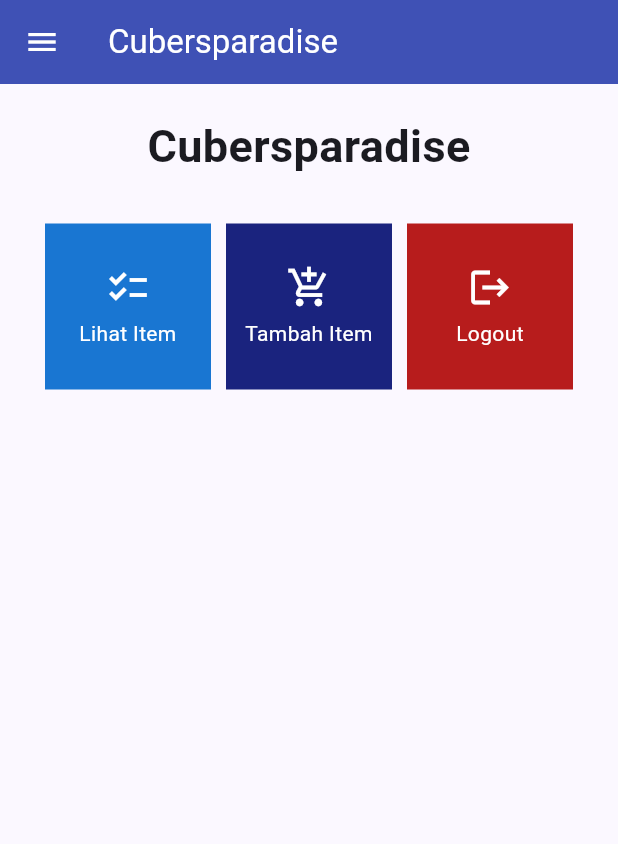
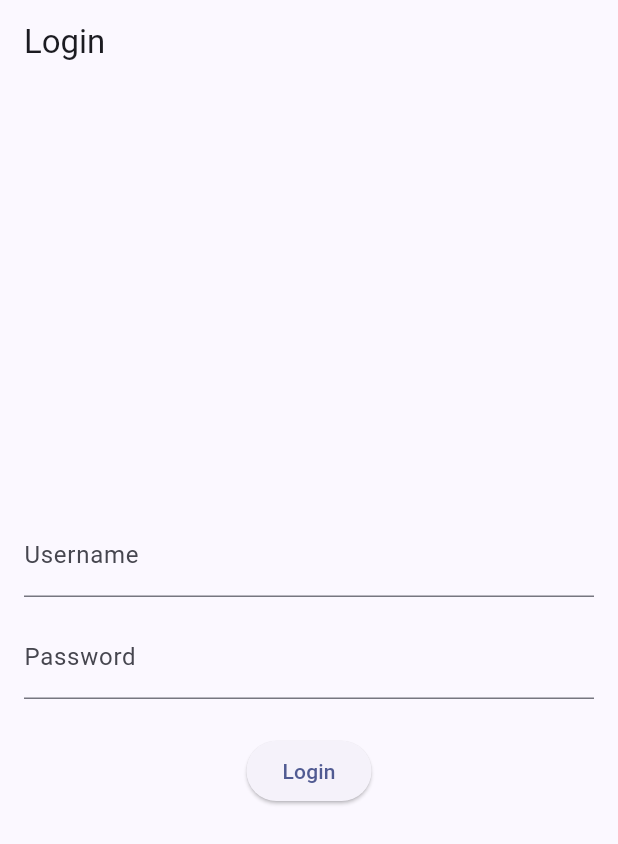
Before and after one commit to Merrick2q/cubersparadise_mobile, a Flutter app: the screen it shows after launch, on a phone screen of 412 x 824 dp. Shown: the top 844 px of the screen. Run offline on Flutter 3.47's test engine with Material 2 defaults, Android fonts, the light colour scheme and no system bars; missing offline and left inert: pbp_django_auth.

Commit message:
Tugas 9 selesai

```diff
--- a/lib/main.dart
+++ b/lib/main.dart
@@ -1,38 +1,30 @@
 import 'package:flutter/material.dart';
-import 'package:cubersparadise_mobile/screen/menu.dart';
+import 'package:cubersparadise_mobile/screen/login.dart';
+import 'package:pbp_django_auth/pbp_django_auth.dart';
+import 'package:provider/provider.dart';
 
 void main() {
   runApp(const MyApp());
 }
 
 class MyApp extends StatelessWidget {
-  const MyApp({super.key});
+    const MyApp({Key? key}) : super(key: key);
 
-  // This widget is the root of your application.
     @override
     Widget build(BuildContext context) {
-    return MaterialApp(
-      title: 'Flutter Demo',
+        return Provider(
+            create: (_) {
+                CookieRequest request = CookieRequest();
+                return request;
+            },
+            child: MaterialApp(
+                title: 'Flutter App',
                 theme: ThemeData(
-        // This is the theme of your application.
-        //
-        // TRY THIS: Try running your application with "flutter run". You'll see
-        // the application has a blue toolbar. Then, without quitting the app,
-        // try changing the seedColor in the colorScheme below to Colors.green
-        // and then invoke "hot reload" (save your changes or press the "hot
-        // reload" button in a Flutter-supported IDE, or press "r" if you used
-        // the command line to start the app).
-        //
-        // Notice that the counter didn't reset back to zero; the application
-        // state is not lost during the reload. To reset the state, use hot
-        // restart instead.
-        //
-        // This works for code too, not just values: Most code changes can be
-        // tested with just a hot reload.
                     colorScheme: ColorScheme.fromSeed(seedColor: Colors.indigo),
                     useMaterial3: true,
                 ),
-      home: MyHomePage(),
+                home: LoginPage()
+            ),
         );
     }
 }
--- /dev/null
+++ b/lib/screen/login.dart
@@ -0,0 +1,113 @@
+import 'package:cubersparadise_mobile/screen/menu.dart';
+import 'package:flutter/material.dart';
+import 'package:pbp_django_auth/pbp_django_auth.dart';
+import 'package:provider/provider.dart';
+
+void main() {
+    runApp(const LoginApp());
+}
+
+class LoginApp extends StatelessWidget {
+const LoginApp({super.key});
+
+@override
+Widget build(BuildContext context) {
+    return MaterialApp(
+        title: 'Login',
+        theme: ThemeData(
+            primarySwatch: Colors.blue,
+    ),
+    home: const LoginPage(),
+    );
+    }
+}
+
+class LoginPage extends StatefulWidget {
+    const LoginPage({super.key});
+
+    @override
+    _LoginPageState createState() => _LoginPageState();
+}
+
+class _LoginPageState extends State<LoginPage> {
+    final TextEditingController _usernameController = TextEditingController();
+    final TextEditingController _passwordController = TextEditingController();
+
+    @override
+    Widget build(BuildContext context) {
+        final request = context.watch<CookieRequest>();
+        return Scaffold(
+            appBar: AppBar(
+                title: const Text('Login'),
+            ),
+            body: Container(
+                padding: const EdgeInsets.all(16.0),
+                child: Column(
+                    mainAxisAlignment: MainAxisAlignment.center,
+                    children: [
+                        TextField(
+                            controller: _usernameController,
+                            decoration: const InputDecoration(
+                                labelText: 'Username',
+                            ),
+                        ),
+                        const SizedBox(height: 12.0),
+                        TextField(
+                            controller: _passwordController,
+                            decoration: const InputDecoration(
+                                labelText: 'Password',
+                            ),
+                            obscureText: true,
+                        ),
+                        const SizedBox(height: 24.0),
+                        ElevatedButton(
+                            onPressed: () async {
+                                String username = _usernameController.text;
+                                String password = _passwordController.text;
+
+                                // Cek kredensial
+                                // Untuk menyambungkan Android emulator dengan Django pada localhost,
+                                // gunakan URL http://10.0.2.2/
+                                final response = await request.login("http://localhost:8000/auth/login/", {
+                                'username': username,
+                                'password': password,
+                                });
+
+                                if (request.loggedIn) {
+                                    String message = response['message'];
+                                    String uname = response['username'];
+                                    Navigator.pushReplacement(
+                                        context,
+                                        MaterialPageRoute(builder: (context) => MyHomePage()),
+                                    );
+                                    ScaffoldMessenger.of(context)
+                                        ..hideCurrentSnackBar()
+                                        ..showSnackBar(
+                                            SnackBar(content: Text("$message Selamat datang, $uname.")));
+                                    } else {
+                                    showDialog(
+                                        context: context,
+                                        builder: (context) => AlertDialog(
+                                            title: const Text('Login Gagal'),
+                                            content:
+                                                Text(response['message']),
+                                            actions: [
+                                                TextButton(
+                                                    child: const Text('OK'),
+                                                    onPressed: () {
+                                                        Navigator.pop(context);
+                                                    },
+                                                ),
+                                            ],
+                                        ),
+                                    );
+                                }
+                            },
+                            child: const Text('Login'),
+                        ),
+                    ],
+                ),
+            ),
+        );
+    }
+}
--- a/lib/screen/menu.dart
+++ b/lib/screen/menu.dart
@@ -1,6 +1,7 @@
 import 'package:flutter/material.dart';
+// Impor drawer widget
+import 'package:cubersparadise_mobile/widgets/left_drawer.dart';
 import 'package:cubersparadise_mobile/widgets/shop_card.dart';
-import 'package:cubersparadise_mobile/widgets/left_drawer.dart';
 
 class MyHomePage extends StatelessWidget {
     MyHomePage({Key? key}) : super(key: key);
@@ -9,19 +10,17 @@
         ShopItem("Tambah Item", Icons.add_shopping_cart, Colors.indigo.shade900),
         ShopItem("Logout", Icons.logout, Colors.red.shade900),
     ];
-
     @override
     Widget build(BuildContext context) {
         return Scaffold(
           appBar: AppBar(
             title: const Text(
               'Cubersparadise',
-              style: TextStyle(color: Colors.white),
             ),
             backgroundColor: Colors.indigo,
-            centerTitle: false,
             foregroundColor: Colors.white,
           ),
+          // Masukkan drawer sebagai parameter nilai drawer dari widget Scaffold
           drawer: const LeftDrawer(),
           body: SingleChildScrollView(
             // Widget wrapper yang dapat discroll
@@ -34,7 +33,7 @@
                     padding: EdgeInsets.only(top: 10.0, bottom: 10.0),
                     // Widget Text untuk menampilkan tulisan dengan alignment center dan style yang sesuai
                     child: Text(
-                      'Cubersparadise', // Text yang menandakan toko
+                      'PBP Shop', // Text yang menandakan toko
                       textAlign: TextAlign.center,
                       style: TextStyle(
                         fontSize: 30,
--- a/lib/widgets/shop_card.dart
+++ b/lib/widgets/shop_card.dart
@@ -1,14 +1,9 @@
 import 'package:flutter/material.dart';
+import 'package:pbp_django_auth/pbp_django_auth.dart';
+import 'package:provider/provider.dart';
+import 'package:cubersparadise_mobile/screen/login.dart';
 import 'package:cubersparadise_mobile/screen/shoplist_form.dart';
 import 'package:cubersparadise_mobile/screen/view_product.dart';
-
-class Item {
-  final String name;
-  final int quantity;
-  final String description;
-
-  Item({required this.name, required this.quantity, required this.description});
-}
 
 class ShopItem {
   final String name;
@@ -25,25 +20,49 @@
 
   @override
   Widget build(BuildContext context) {
-    return Material(
+      final request = context.watch<CookieRequest>();
+      return Material(
       color: item.color,
       child: InkWell(
         // Area responsive terhadap sentuhan
-        onTap: () {
+        // Area responsif terhadap sentuhan
+        onTap: () async {
           // Memunculkan SnackBar ketika diklik
           ScaffoldMessenger.of(context)
             ..hideCurrentSnackBar()
             ..showSnackBar(SnackBar(
                 content: Text("Kamu telah menekan tombol ${item.name}!")));
+
           // Navigate ke route yang sesuai (tergantung jenis tombol)
           if (item.name == "Tambah Item") {
             Navigator.push(context,
                 MaterialPageRoute(builder: (context) => const ShopFormPage()));
           }
-          if (item.name == "Lihat Item") {
+          else if (item.name == "Lihat Item") {
             Navigator.push(context,
-                MaterialPageRoute(builder: (context) => const ViewPage()));
+                MaterialPageRoute(builder: (context) => const ProductPage()));
           }
+          // statement if sebelumnya
+          // tambahkan else if baru seperti di bawah ini
+          else if (item.name == "Logout") {
+                  final response = await request.logout(
+                      "http://localhost:8000/auth/logout/");
+                  String message = response["message"];
+                  if (response['status']) {
+                    String uname = response["username"];
+                    ScaffoldMessenger.of(context).showSnackBar(SnackBar(
+                      content: Text("$message Sampai jumpa, $uname."),
+                    ));
+                    Navigator.pushReplacement(
+                      context,
+                      MaterialPageRoute(builder: (context) => const LoginPage()),
+                    );
+                  } else {
+                    ScaffoldMessenger.of(context).showSnackBar(SnackBar(
+                      content: Text("$message"),
+                    ));
+                  }
+                }
         },
         child: Container(
           // Container untuk menyimpan Icon dan Text
--- a/pubspec.yaml
+++ b/pubspec.yaml
@@ -35,6 +35,9 @@
   # The following adds the Cupertino Icons font to your application.
   # Use with the CupertinoIcons class for iOS style icons.
   cupertino_icons: ^1.0.2
+  provider: ^6.1.1
+  pbp_django_auth: ^0.4.0
+  http: ^1.1.0
 
 dev_dependencies:
   flutter_test:
```
Also changed, not shown: lib/models/product.dart (added, +65 -0 lines), lib/screen/shoplist_form.dart (+63 -46 lines), lib/screen/view_product.dart (+85 -31 lines), lib/widgets/left_drawer.dart (+11 -10 lines), pubspec.lock, 2 other files. Lines whose indentation alone changed are shown as unchanged.
